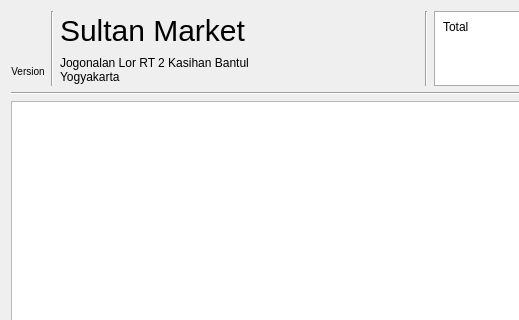
Qt form libgui/cashier/cashierwidget.ui (kangmanto/js_pos) before a commit; both pictures show x 0 to 519 and y 0 to 320 of the 804 by 527 pixel window.
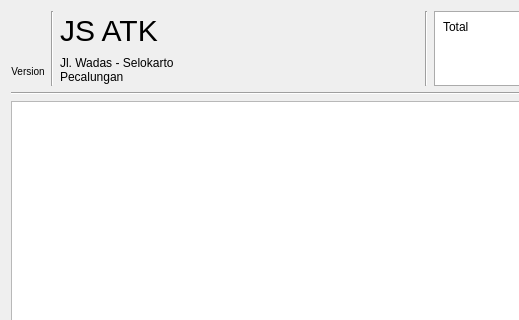
The same form after that commit. Icons and pictures are not drawn.

Patch:
```diff
--- a/libgui/cashier/cashierwidget.ui
+++ b/libgui/cashier/cashierwidget.ui
@@ -100,7 +100,7 @@
           <string notr="true">font-size: 30px;</string>
          </property>
          <property name="text">
-          <string>Sultan Market</string>
+          <string>JS ATK</string>
          </property>
         </widget>
        </item>
@@ -113,7 +113,7 @@
           </sizepolicy>
          </property>
          <property name="text">
-          <string>&lt;html&gt;&lt;head/&gt;&lt;body&gt;&lt;p&gt;Jogonalan Lor RT 2 Kasihan Bantul&lt;br/&gt;Yogyakarta&lt;/p&gt;&lt;/body&gt;&lt;/html&gt;</string>
+          <string>&lt;html&gt;&lt;head/&gt;&lt;body&gt;&lt;p&gt;Jl. Wadas - Selokarto&lt;br/&gt;Pecalungan&lt;/p&gt;&lt;/body&gt;&lt;/html&gt;</string>
          </property>
          <property name="textFormat">
           <enum>Qt::RichText</enum>
```
